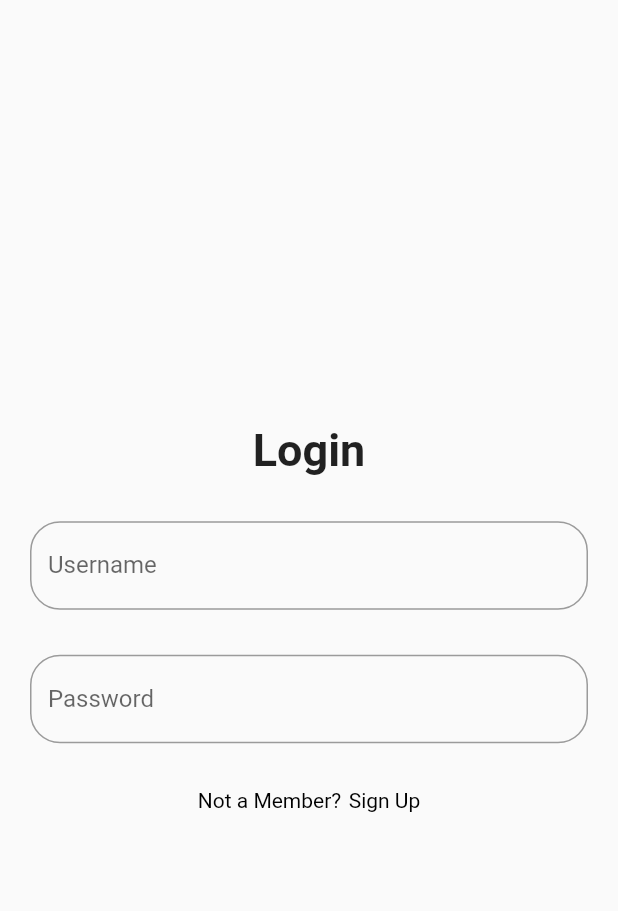
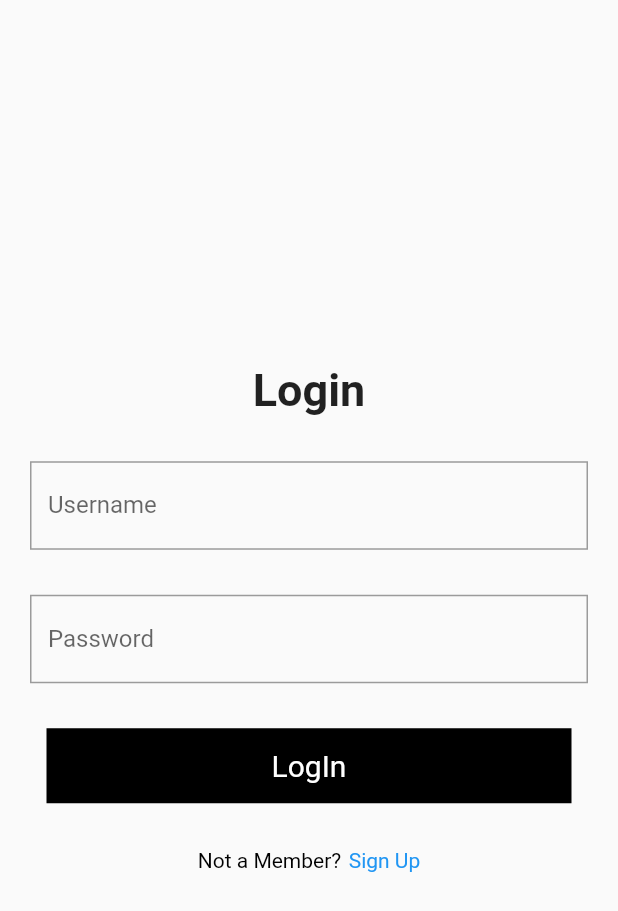
Before and after one commit to RushikeshTokapure/flutter_bloc_pattern, a Flutter app: the screen it shows after launch, on a phone screen of 412 x 824 dp. Shown: the top 911 px of the screen. Run offline on Flutter 3.47's test engine with Material 2 defaults, Android fonts, the phone set to English and light mode, and no system bars.

```diff
--- a/lib/main.dart
+++ b/lib/main.dart
@@ -1,4 +1,5 @@
 import 'package:bloc_pattern/screens/login_screen.dart';
+import 'package:bloc_pattern/screens/register_screen.dart';
 import 'package:flutter/material.dart';
 
 void main() {
--- a/lib/screens/login_screen.dart
+++ b/lib/screens/login_screen.dart
@@ -1,3 +1,4 @@
+import 'package:bloc_pattern/screens/register_screen.dart';
 import 'package:flutter/gestures.dart';
 import 'package:flutter/material.dart';
 
@@ -9,51 +10,96 @@ class LoginScreen extends StatefulWidget {
 }
 
 class _LoginScreenState extends State<LoginScreen> {
+  final GlobalKey<FormState> _formKey = GlobalKey<FormState>();
+
   @override
   Widget build(BuildContext context) {
     return Scaffold(
-      body: Container(
-        padding: EdgeInsets.symmetric(horizontal: 20),
+      body: Form(
+        key: _formKey,
+        child: Container(
+          padding: const EdgeInsets.symmetric(horizontal: 20),
+          alignment: Alignment.center,
+          child: SingleChildScrollView(
             child: Column(
               mainAxisAlignment: MainAxisAlignment.center,
               children: [
-            const Text("Login", style: TextStyle(fontSize: 30, fontWeight: FontWeight.bold),),
-            SizedBox(height: 30,),
-            TextField(
-              keyboardType: TextInputType.emailAddress,
+                const Text(
+                  "Login",
+                  style: TextStyle(
+                      fontSize: 30,
+                      fontWeight: FontWeight.bold
+                  ),
+                ),
+                const SizedBox(height: 30,),
+                const TextField(
+                  keyboardType: TextInputType.number,
                   decoration: InputDecoration(
                     hintText: "Enter Mobile No.",
                     labelText: "Username",
                     border: OutlineInputBorder(
-                  borderRadius: BorderRadius.circular(20),
+                      borderRadius: BorderRadius.horizontal(),
                     ),
                   ),
                 ),
-            SizedBox(height: 30,),
-            TextField(
+                const SizedBox(height: 30,),
+                const TextField(
                   keyboardType: TextInputType.text,
                   obscureText: true ,
                   decoration: InputDecoration(
                     hintText: "Enter Password",
                     labelText: "Password",
                     border: OutlineInputBorder(
-                  borderRadius: BorderRadius.circular(20),
+                      borderRadius: BorderRadius.horizontal(),
                     ),
                   ),
                 ),
-            SizedBox(height: 30,),
+                const SizedBox(height: 30,),
+                _buildButton(),
+                const SizedBox(height: 30,),
                 RichText(text: TextSpan(
                   children: [
-                TextSpan(text: "Not a Member?", style:  TextStyle(color: Colors.black)),
-                WidgetSpan(child: SizedBox(width: 5,)),
-                TextSpan(text: "Sign Up", style: TextStyle(color: Colors.black),recognizer: TapGestureRecognizer() ..onTap = () {
-                    //TODO: Navigate to register screen
+                    const TextSpan(
+                        text: "Not a Member?",
+                        style:  TextStyle(
+                            color: Colors.black
+                        ),
+                    ),
+                    const WidgetSpan(child: SizedBox(width: 5,)),
+                    TextSpan(
+                        text: "Sign Up",
+                        style: const TextStyle(
+                            color: Colors.blue
+                        ),
+                        recognizer: TapGestureRecognizer()
+                          ..onTap = () {
+                          Navigator.of(context).pushReplacement(MaterialPageRoute(
+                              builder: (context) => const RegisterScreen()
+                          ));
                           }),
                   ]),
                 ),
               ],
             ),
           ),
+        ),
+      ),
     );
   }
 }
+
+Widget _buildButton() {
+  return Container(
+    height: 50,
+    width: 350,
+    color: Colors.black,
+    alignment: Alignment.center,
+    child: const Text(
+      "LogIn",
+      style: TextStyle(
+        color: Colors.white,
+        fontSize: 20,
+      ),
+    ),
+  );
+}
```
Also changed, not shown: lib/screens/register_screen.dart (+128 -0 lines). Lines whose indentation alone changed are shown as unchanged.
